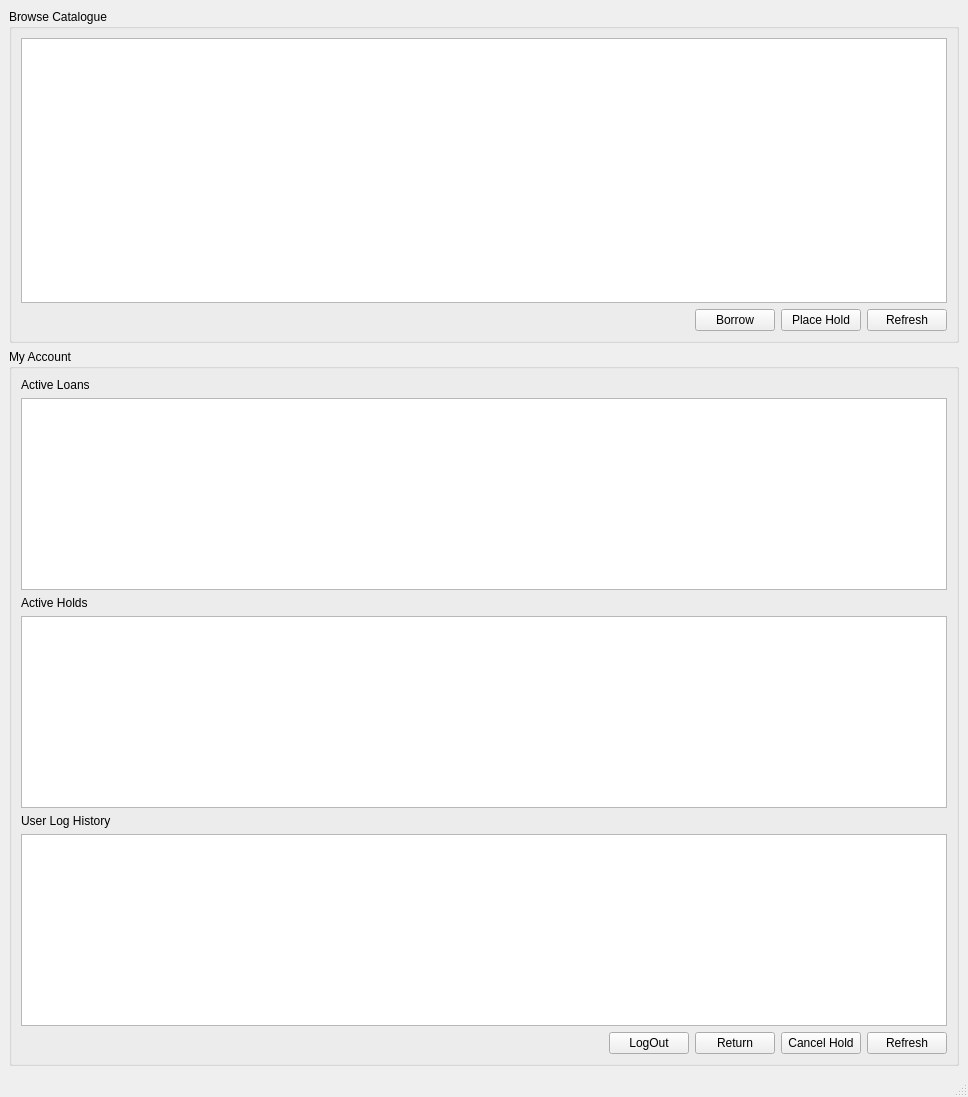
This is gui/PatronWindow.ui in project534/COMP-3004-D1 as Qt 5 draws it before an edit. The edited form follows.
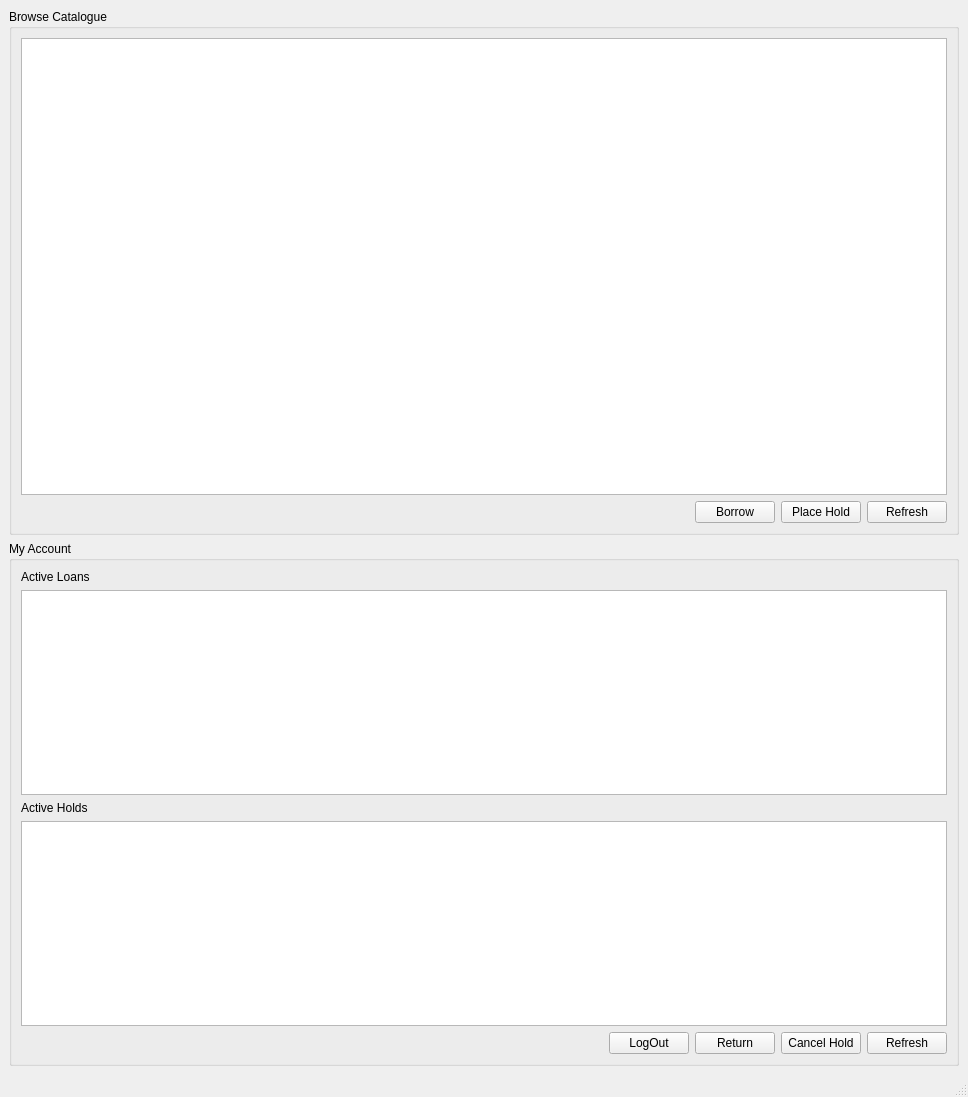
This is the edited form.

Commit message: commented out user log UI due to crowding, program does not allow patron to place a hold on an item they have checked out

What changed in the file:
```diff
--- a/gui/PatronWindow.ui
+++ b/gui/PatronWindow.ui
@@ -91,16 +91,6 @@
        <item>
         <widget class="QTableView" name="holdsTable"/>
        </item>
-       <item>
-        <widget class="QLabel" name="lblLogs">
-         <property name="text">
-          <string>User Log History</string>
-         </property>
-        </widget>
-       </item>
-       <item>
-        <widget class="QTableView" name="logsTable"/>
-       </item>
        <item>
         <layout class="QHBoxLayout" name="accountButtons">
          <item>
```
The commit also changes 3 other files.
